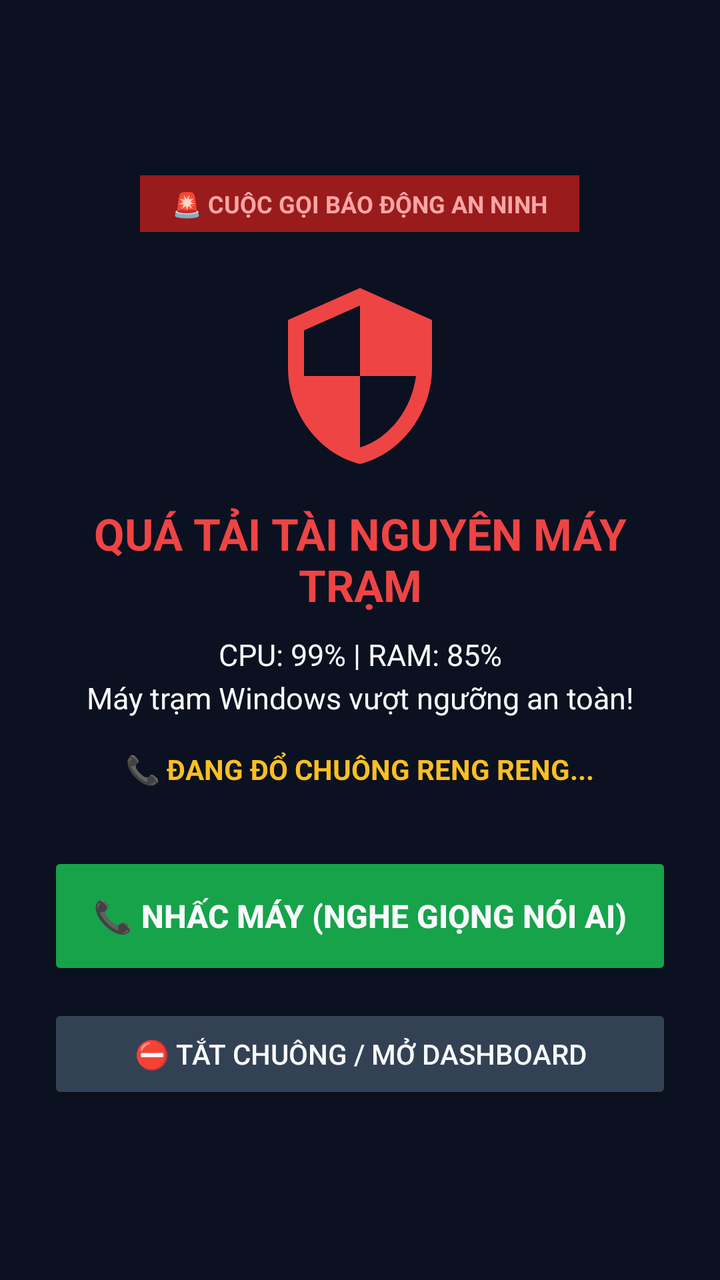
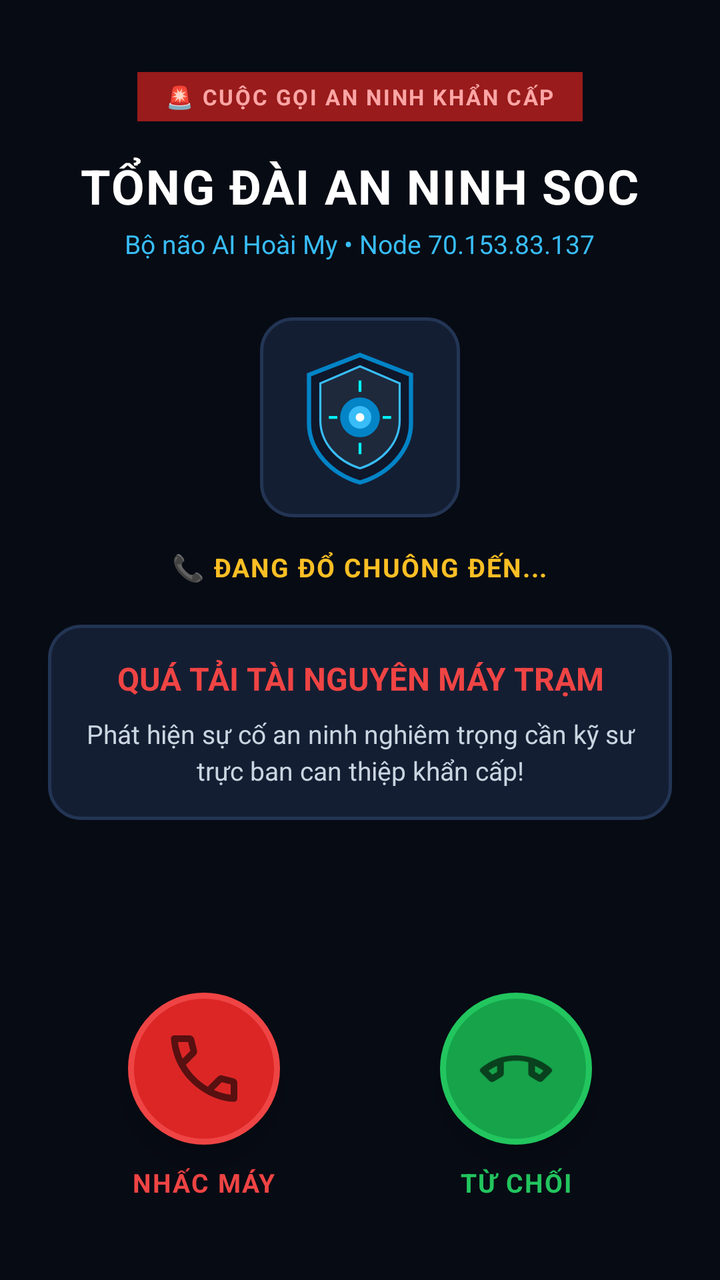

Two renders of the same Android screen: before a commit and after it. Below are the layout's source before the change and the commit's diff.
<!-- AndroidManifest.xml: activity theme Theme.SOCAlert.Call -->
<!-- res/layout/activity_incoming_call.xml -->
<?xml version="1.0" encoding="utf-8"?>
<LinearLayout xmlns:android="http://schemas.android.com/apk/res/android"
    xmlns:app="http://schemas.android.com/apk/res-auto"
    android:layout_width="match_parent"
    android:layout_height="match_parent"
    android:background="@color/bg_dark"
    android:gravity="center"
    android:orientation="vertical"
    android:padding="24dp">

    
    <TextView
        android:layout_width="wrap_content"
        android:layout_height="wrap_content"
        android:background="@color/emergency_dark"
        android:paddingStart="16dp"
        android:paddingTop="6dp"
        android:paddingEnd="16dp"
        android:paddingBottom="6dp"
        android:text="🚨 CUỘC GỌI BÁO ĐỘNG AN NINH"
        android:textColor="#FCA5A5"
        android:textSize="12sp"
        android:textStyle="bold" />

    
    <ImageView
        android:layout_width="96dp"
        android:layout_height="96dp"
        android:layout_marginTop="24dp"
        android:src="@drawable/ic_shield"
        app:tint="@color/emergency_red" />

    
    <TextView
        android:id="@+id/tvCallTitle"
        android:layout_width="wrap_content"
        android:layout_height="wrap_content"
        android:layout_marginTop="16dp"
        android:gravity="center"
        android:text="QUÁ TẢI TÀI NGUYÊN MÁY TRẠM"
        android:textColor="@color/emergency_red"
        android:textSize="22sp"
        android:textStyle="bold" />

    
    <TextView
        android:id="@+id/tvCallDetails"
        android:layout_width="wrap_content"
        android:layout_height="wrap_content"
        android:layout_marginTop="10dp"
        android:gravity="center"
        android:lineSpacingExtra="4dp"
        android:text="CPU: 99% | RAM: 85%\nMáy trạm Windows vượt ngưỡng an toàn!"
        android:textColor="@color/text_white"
        android:textSize="15sp" />

    <TextView
        android:id="@+id/tvCallStatus"
        android:layout_width="wrap_content"
        android:layout_height="wrap_content"
        android:layout_marginTop="16dp"
        android:text="📞 ĐANG ĐỔ CHUÔNG RENG RENG..."
        android:textColor="#FBBF24"
        android:textSize="14sp"
        android:textStyle="bold" />

    
    <LinearLayout
        android:layout_width="match_parent"
        android:layout_height="wrap_content"
        android:layout_marginTop="32dp"
        android:orientation="vertical">

        <Button
            android:id="@+id/btnAnswerCall"
            android:layout_width="match_parent"
            android:layout_height="64dp"
            android:backgroundTint="@color/answer_green"
            android:text="📞 NHẤC MÁY (NGHE GIỌNG NÓI AI)"
            android:textColor="@color/text_white"
            android:textSize="16sp"
            android:textStyle="bold" />

        <Button
            android:id="@+id/btnDeclineCall"
            android:layout_width="match_parent"
            android:layout_height="50dp"
            android:layout_marginTop="12dp"
            android:backgroundTint="@color/card_border"
            android:text="⛔ TẮT CHUÔNG / MỞ DASHBOARD"
            android:textColor="@color/text_white"
            android:textSize="14sp" />
    </LinearLayout>

    
    <LinearLayout
        android:id="@+id/layoutSoar"
        android:layout_width="match_parent"
        android:layout_height="wrap_content"
        android:layout_marginTop="20dp"
        android:orientation="vertical"
        android:visibility="gone">

        <LinearLayout
            android:layout_width="match_parent"
            android:layout_height="wrap_content"
            android:orientation="horizontal">

            <Button
                android:id="@+id/btnSoarShutdown"
                android:layout_width="0dp"
                android:layout_height="wrap_content"
                android:layout_weight="1"
                android:layout_marginEnd="6dp"
                android:backgroundTint="@color/emergency_red"
                android:text="🛑 Tắt máy từ xa"
                android:textSize="12sp"
                android:textStyle="bold" />

            <Button
                android:id="@+id/btnSoarLower"
                android:layout_width="0dp"
                android:layout_height="wrap_content"
                android:layout_weight="1"
                android:layout_marginStart="6dp"
                android:backgroundTint="@color/primary_blue"
                android:text="⚡ Hạ tải SOAR"
                android:textSize="12sp"
                android:textStyle="bold" />
        </LinearLayout>

        <Button
            android:id="@+id/btnOpenDashboard"
            android:layout_width="match_parent"
            android:layout_height="50dp"
            android:layout_marginTop="10dp"
            android:backgroundTint="#0284C7"
            android:text="📊 MỞ DASHBOARD XỬ LÝ SỰ CỐ"
            android:textColor="@color/text_white"
            android:textStyle="bold" />
    </LinearLayout>

</LinearLayout>
<!-- resources referenced by this layout -->
<resources>
  <color name="answer_green">#16A34A</color>
  <color name="card_border">#334155</color>
  <color name="emergency_red">#EF4444</color>
  <color name="primary_blue">#0284C7</color>
  <color name="text_white">#F8FAFC</color>
  <!-- drawable ic_shield (drawable) -->
  <?xml version="1.0" encoding="utf-8"?>
  <vector xmlns:android="http://schemas.android.com/apk/res/android"
      android:width="108dp"
      android:height="108dp"
      android:viewportWidth="24"
      android:viewportHeight="24">
      <path
          android:fillColor="#38BDF8"
          android:pathData="M12,1L3,5v6c0,5.55 3.84,10.74 9,12 5.16,-1.26 9,-6.45 9,-12V5l-9,-4zM12,11.99h7c-0.53,4.12 -3.28,7.79 -7,8.94V12H5V6.3l7,-3.11v8.8z"/>
  </vector>
  <!-- unchanged entries left out for length: 3 -->
</resources>

<!-- the commit's change to res/layout/activity_incoming_call.xml (unified diff, before → after) -->
@@ -1,95 +1,196 @@
 <?xml version="1.0" encoding="utf-8"?>
-<LinearLayout xmlns:android="http://schemas.android.com/apk/res/android"
+<RelativeLayout xmlns:android="http://schemas.android.com/apk/res/android"
     xmlns:app="http://schemas.android.com/apk/res-auto"
     android:layout_width="match_parent"
     android:layout_height="match_parent"
-    android:background="@color/bg_dark"
-    android:gravity="center"
-    android:orientation="vertical"
-    android:padding="24dp">
-
-    
-    <TextView
-        android:layout_width="wrap_content"
-        android:layout_height="wrap_content"
-        android:background="@color/emergency_dark"
-        android:paddingStart="16dp"
-        android:paddingTop="6dp"
-        android:paddingEnd="16dp"
-        android:paddingBottom="6dp"
-        android:text="🚨 CUỘC GỌI BÁO ĐỘNG AN NINH"
-        android:textColor="#FCA5A5"
-        android:textSize="12sp"
-        android:textStyle="bold" />
-
-    
-    <ImageView
-        android:layout_width="96dp"
-        android:layout_height="96dp"
-        android:layout_marginTop="24dp"
-        android:src="@drawable/ic_shield"
-        app:tint="@color/emergency_red" />
-
-    
-    <TextView
-        android:id="@+id/tvCallTitle"
-        android:layout_width="wrap_content"
-        android:layout_height="wrap_content"
-        android:layout_marginTop="16dp"
+    android:background="#070B14"
+    android:paddingStart="24dp"
+    android:paddingEnd="24dp"
+    android:paddingTop="36dp"
+    android:paddingBottom="40dp">
+
+    
+    <LinearLayout
+        android:id="@+id/layoutTopHeader"
+        android:layout_width="match_parent"
+        android:layout_height="wrap_content"
+        android:layout_alignParentTop="true"
         android:gravity="center"
-        android:text="QUÁ TẢI TÀI NGUYÊN MÁY TRẠM"
-        android:textColor="@color/emergency_red"
-        android:textSize="22sp"
-        android:textStyle="bold" />
-
-    
-    <TextView
-        android:id="@+id/tvCallDetails"
-        android:layout_width="wrap_content"
-        android:layout_height="wrap_content"
-        android:layout_marginTop="10dp"
+        android:orientation="vertical">
+
+        <TextView
+            android:layout_width="wrap_content"
+            android:layout_height="wrap_content"
+            android:background="#991B1B"
+            android:paddingStart="14dp"
+            android:paddingTop="5dp"
+            android:paddingEnd="14dp"
+            android:paddingBottom="5dp"
+            android:text="🚨 CUỘC GỌI AN NINH KHẨN CẤP"
+            android:textColor="#FCA5A5"
+            android:textSize="11sp"
+            android:textStyle="bold"
+            android:letterSpacing="0.08" />
+
+        <TextView
+            android:layout_width="wrap_content"
+            android:layout_height="wrap_content"
+            android:layout_marginTop="16dp"
+            android:text="TỔNG ĐÀI AN NINH SOC"
+            android:textColor="#FFFFFF"
+            android:textSize="24sp"
+            android:textStyle="bold"
+            android:letterSpacing="0.03" />
+
+        <TextView
+            android:layout_width="wrap_content"
+            android:layout_height="wrap_content"
+            android:layout_marginTop="4dp"
+            android:text="Bộ não AI Hoài My • Node 70.153.83.137"
+            android:textColor="#38BDF8"
+            android:textSize="13sp" />
+
+    </LinearLayout>
+
+    
+    <LinearLayout
+        android:id="@+id/layoutCenterInfo"
+        android:layout_width="match_parent"
+        android:layout_height="wrap_content"
+        android:layout_below="@id/layoutTopHeader"
+        android:layout_marginTop="28dp"
         android:gravity="center"
-        android:lineSpacingExtra="4dp"
-        android:text="CPU: 99% | RAM: 85%\nMáy trạm Windows vượt ngưỡng an toàn!"
-        android:textColor="@color/text_white"
-        android:textSize="15sp" />
-
-    <TextView
-        android:id="@+id/tvCallStatus"
-        android:layout_width="wrap_content"
-        android:layout_height="wrap_content"
-        android:layout_marginTop="16dp"
-        android:text="📞 ĐANG ĐỔ CHUÔNG RENG RENG..."
-        android:textColor="#FBBF24"
-        android:textSize="14sp"
-        android:textStyle="bold" />
-
-    
-    <LinearLayout
-        android:layout_width="match_parent"
-        android:layout_height="wrap_content"
-        android:layout_marginTop="32dp"
         android:orientation="vertical">
 
-        <Button
-            android:id="@+id/btnAnswerCall"
-            android:layout_width="match_parent"
-            android:layout_height="64dp"
-            android:backgroundTint="@color/answer_green"
-            android:text="📞 NHẤC MÁY (NGHE GIỌNG NÓI AI)"
-            android:textColor="@color/text_white"
-            android:textSize="16sp"
-            android:textStyle="bold" />
-
-        <Button
-            android:id="@+id/btnDeclineCall"
-            android:layout_width="match_parent"
-            android:layout_height="50dp"
-            android:layout_marginTop="12dp"
-            android:backgroundTint="@color/card_border"
-            android:text="⛔ TẮT CHUÔNG / MỞ DASHBOARD"
-            android:textColor="@color/text_white"
-            android:textSize="14sp" />
+        
+        <FrameLayout
+            android:layout_width="100dp"
+            android:layout_height="100dp"
+            android:background="@drawable/bg_glass_card"
+            android:padding="16dp">
+
+            <ImageView
+                android:id="@+id/ivAvatarShield"
+                android:layout_width="match_parent"
+                android:layout_height="match_parent"
+                android:src="@drawable/ic_shield"
+                android:contentDescription="Avatar" />
+        </FrameLayout>
+
+        <TextView
+            android:id="@+id/tvCallStatus"
+            android:layout_width="wrap_content"
+            android:layout_height="wrap_content"
+            android:layout_marginTop="16dp"
+            android:text="📞 ĐANG ĐỔ CHUÔNG ĐẾN..."
+            android:textColor="#FBBF24"
+            android:textSize="13sp"
+            android:textStyle="bold"
+            android:letterSpacing="0.05" />
+
+        
+        <LinearLayout
+            android:layout_width="match_parent"
+            android:layout_height="wrap_content"
+            android:layout_marginTop="20dp"
+            android:background="@drawable/bg_glass_card"
+            android:orientation="vertical"
+            android:padding="16dp">
+
+            <TextView
+                android:id="@+id/tvCallTitle"
+                android:layout_width="match_parent"
+                android:layout_height="wrap_content"
+                android:gravity="center"
+                android:text="QUÁ TẢI TÀI NGUYÊN MÁY TRẠM"
+                android:textColor="#EF4444"
+                android:textSize="16sp"
+                android:textStyle="bold" />
+
+            <TextView
+                android:id="@+id/tvCallDetails"
+                android:layout_width="match_parent"
+                android:layout_height="wrap_content"
+                android:layout_marginTop="8dp"
+                android:gravity="center"
+                android:lineSpacingExtra="3dp"
+                android:text="Phát hiện sự cố an ninh nghiêm trọng cần kỹ sư trực ban can thiệp khẩn cấp!"
+                android:textColor="#CBD5E1"
+                android:textSize="13sp" />
+        </LinearLayout>
+
+    </LinearLayout>
+
+    
+    <LinearLayout
+        android:id="@+id/layoutIncomingButtons"
+        android:layout_width="match_parent"
+        android:layout_height="wrap_content"
+        android:layout_alignParentBottom="true"
+        android:gravity="center"
+        android:orientation="horizontal"
+        android:weightSum="2">
+
+        
+        <LinearLayout
+            android:layout_width="0dp"
+            android:layout_height="wrap_content"
+            android:layout_weight="1"
+            android:gravity="center"
+            android:orientation="vertical">
+
+            <ImageButton
+                android:id="@+id/btnAnswerCall"
+                android:layout_width="76dp"
+                android:layout_height="76dp"
+                android:background="@drawable/bg_btn_call_red"
+                android:contentDescription="Nhấc máy"
+                android:elevation="8dp"
+                android:padding="18dp"
+                android:scaleType="fitCenter"
+                android:src="@drawable/ic_call_answer" />
+
+            <TextView
+                android:layout_width="wrap_content"
+                android:layout_height="wrap_content"
+                android:layout_marginTop="10dp"
+                android:text="NHẤC MÁY"
+                android:textColor="#EF4444"
+                android:textSize="13sp"
+                android:textStyle="bold"
+                android:letterSpacing="0.05" />
+        </LinearLayout>
+
+        
+        <LinearLayout
+            android:layout_width="0dp"
+            android:layout_height="wrap_content"
+            android:layout_weight="1"
+            android:gravity="center"
+            android:orientation="vertical">
+
+            <ImageButton
+                android:id="@+id/btnDeclineCall"
+                android:layout_width="76dp"
+                android:layout_height="76dp"
+                android:background="@drawable/bg_btn_call_green"
+                android:contentDescription="Từ chối"
+                android:elevation="8dp"
+                android:padding="18dp"
+                android:scaleType="fitCenter"
+                android:src="@drawable/ic_call_decline" />
+
+            <TextView
+                android:layout_width="wrap_content"
+                android:layout_height="wrap_content"
+                android:layout_marginTop="10dp"
+                android:text="TỪ CHỐI"
+                android:textColor="#22C55E"
+                android:textSize="13sp"
+                android:textStyle="bold"
+                android:letterSpacing="0.05" />
+        </LinearLayout>
+
     </LinearLayout>
 
     
@@ -97,7 +198,7 @@
         android:id="@+id/layoutSoar"
         android:layout_width="match_parent"
         android:layout_height="wrap_content"
-        android:layout_marginTop="20dp"
+        android:layout_alignParentBottom="true"
         android:orientation="vertical"
         android:visibility="gone">
 
@@ -109,22 +210,24 @@
             <Button
                 android:id="@+id/btnSoarShutdown"
                 android:layout_width="0dp"
-                android:layout_height="wrap_content"
+                android:layout_height="48dp"
+                android:layout_marginEnd="6dp"
                 android:layout_weight="1"
-                android:layout_marginEnd="6dp"
-                android:backgroundTint="@color/emergency_red"
+                android:backgroundTint="#DC2626"
                 android:text="🛑 Tắt máy từ xa"
+                android:textColor="#FFFFFF"
                 android:textSize="12sp"
                 android:textStyle="bold" />
 
             <Button
                 android:id="@+id/btnSoarLower"
                 android:layout_width="0dp"
-                android:layout_height="wrap_content"
+                android:layout_height="48dp"
+                android:layout_marginStart="6dp"
                 android:layout_weight="1"
-                android:layout_marginStart="6dp"
-                android:backgroundTint="@color/primary_blue"
+                android:backgroundTint="#0284C7"
                 android:text="⚡ Hạ tải SOAR"
+                android:textColor="#FFFFFF"
                 android:textSize="12sp"
                 android:textStyle="bold" />
         </LinearLayout>
@@ -132,12 +235,24 @@
         <Button
             android:id="@+id/btnOpenDashboard"
             android:layout_width="match_parent"
-            android:layout_height="50dp"
+            android:layout_height="48dp"
             android:layout_marginTop="10dp"
-            android:backgroundTint="#0284C7"
-            android:text="📊 MỞ DASHBOARD XỬ LÝ SỰ CỐ"
-            android:textColor="@color/text_white"
+            android:backgroundTint="#1E293B"
+            android:text="📊 Mở Dashboard Trực Ban"
+            android:textColor="#38BDF8"
             android:textStyle="bold" />
-    </LinearLayout>
-
-</LinearLayout>
+
+        <Button
+            android:id="@+id/btnEndActiveCall"
+            android:layout_width="match_parent"
+            android:layout_height="52dp"
+            android:layout_marginTop="10dp"
+            android:backgroundTint="#991B1B"
+            android:text="🔴 KẾT THÚC CUỘC GỌI"
+            android:textColor="#FFFFFF"
+            android:textSize="14sp"
+            android:textStyle="bold" />
+
+    </LinearLayout>
+
+</RelativeLayout>
<!-- resource entries referenced after the edit -->
@@ -1,20 +1,96 @@
 <!-- resources referenced by this layout -->
 <resources>
-  <color name="answer_green">#16A34A</color>
-  <color name="card_border">#334155</color>
-  <color name="emergency_red">#EF4444</color>
-  <color name="primary_blue">#0284C7</color>
-  <color name="text_white">#F8FAFC</color>
-  <!-- drawable ic_shield (drawable) -->
+  <!-- drawable bg_btn_call_green (drawable) -->
   <?xml version="1.0" encoding="utf-8"?>
+  <ripple xmlns:android="http://schemas.android.com/apk/res/android"
+      android:color="#AAFFAA">
+      <item>
+          <shape android:shape="oval">
+              <solid android:color="#16A34A" />
+              <size android:width="74dp" android:height="74dp" />
+              <stroke android:width="3dp" android:color="#22C55E" />
+          </shape>
+      </item>
+  </ripple>
+  <!-- drawable bg_btn_call_red (drawable) -->
+  <?xml version="1.0" encoding="utf-8"?>
+  <ripple xmlns:android="http://schemas.android.com/apk/res/android"
+      android:color="#FFAAAA">
+      <item>
+          <shape android:shape="oval">
+              <solid android:color="#DC2626" />
+              <size android:width="74dp" android:height="74dp" />
+              <stroke android:width="3dp" android:color="#EF4444" />
+          </shape>
+      </item>
+  </ripple>
+  <!-- drawable bg_glass_card (drawable) -->
+  <?xml version="1.0" encoding="utf-8"?>
+  <shape xmlns:android="http://schemas.android.com/apk/res/android"
+      android:shape="rectangle">
+      <solid android:color="#141E33" />
+      <stroke android:width="1.5dp" android:color="#233554" />
+      <corners android:radius="16dp" />
+  </shape>
+  <!-- drawable ic_call_answer (drawable) -->
   <vector xmlns:android="http://schemas.android.com/apk/res/android"
-      android:width="108dp"
-      android:height="108dp"
+      android:width="36dp"
+      android:height="36dp"
       android:viewportWidth="24"
       android:viewportHeight="24">
       <path
+          android:fillColor="#FFFFFF"
+          android:pathData="M20.01,15.38c-1.23,0 -2.42,-0.2 -3.53,-0.56 -0.35,-0.12 -0.74,-0.03 -1.02,0.24l-2.2,2.2c-2.83,-1.44 -5.15,-3.75 -6.59,-6.59l2.2,-2.21c0.28,-0.26 0.36,-0.65 0.25,-1C8.76,6.35 8.56,5.16 8.56,3.93 8.56,3.42 8.14,3 7.63,3H4.06C3.55,3 3,3.37 3,3.93 3,13.36 10.64,21 20.07,21c0.56,0 0.93,-0.55 0.93,-1.06v-3.56c0,-0.51 -0.42,-0.93 -0.99,-1z" />
+  </vector>
+  <!-- drawable ic_call_decline (drawable) -->
+  <vector xmlns:android="http://schemas.android.com/apk/res/android"
+      android:width="36dp"
+      android:height="36dp"
+      android:viewportWidth="24"
+      android:viewportHeight="24">
+      <path
+          android:fillColor="#FFFFFF"
+          android:pathData="M12,9c-1.6,0 -3.15,0.25 -4.6,0.72v3.1c0,0.39 -0.23,0.74 -0.56,0.9 -0.98,0.49 -1.87,1.12 -2.66,1.85 -0.18,0.18 -0.43,0.28 -0.7,0.28 -0.28,0 -0.53,-0.11 -0.71,-0.29L0.29,13.08c-0.18,-0.17 -0.29,-0.42 -0.29,-0.7 0,-0.28 0.11,-0.53 0.29,-0.71C3.34,8.78 7.46,7 12,7s8.66,1.78 11.71,4.67c0.18,0.18 0.29,0.43 0.29,0.71 0,0.28 -0.11,0.53 -0.29,0.71l-2.48,2.48c-0.18,0.18 -0.43,0.29 -0.71,0.29 -0.27,0 -0.52,-0.11 -0.7,-0.28 -0.79,-0.74 -1.69,-1.36 -2.67,-1.85 -0.33,-0.16 -0.56,-0.5 -0.56,-0.9v-3.1C15.15,9.25 13.6,9 12,9z" />
+  </vector>
+  <!-- drawable ic_shield (drawable) -->
+  <vector xmlns:android="http://schemas.android.com/apk/res/android"
+      android:width="96dp"
+      android:height="96dp"
+      android:viewportWidth="96"
+      android:viewportHeight="96">
+      
+      <path
+          android:fillColor="#0F172A"
+          android:strokeColor="#0284C7"
+          android:strokeWidth="3"
+          android:pathData="M48,4 L84,18 L84,52 C84,72 68,88 48,94 C28,88 12,72 12,52 L12,18 Z" />
+  
+      
+      <path
+          android:fillColor="#1E293B"
+          android:strokeColor="#38BDF8"
+          android:strokeWidth="1.5"
+          android:pathData="M48,12 L76,24 L76,50 C76,66 64,79 48,84 C32,79 20,66 20,50 L20,24 Z" />
+  
+      
+      <path
+          android:fillColor="#0284C7"
+          android:pathData="M48,34 C55.732,34 62,40.268 62,48 C62,55.732 55.732,62 48,62 C40.268,62 34,55.732 34,48 C34,40.268 40.268,34 48,34 Z" />
+  
+      <path
           android:fillColor="#38BDF8"
-          android:pathData="M12,1L3,5v6c0,5.55 3.84,10.74 9,12 5.16,-1.26 9,-6.45 9,-12V5l-9,-4zM12,11.99h7c-0.53,4.12 -3.28,7.79 -7,8.94V12H5V6.3l7,-3.11v8.8z"/>
+          android:pathData="M48,40 C52.418,40 56,43.582 56,48 C56,52.418 52.418,56 48,56 C43.582,56 40,52.418 40,48 C40,43.582 43.582,40 48,40 Z" />
+  
+      
+      <path
+          android:fillColor="#FFFFFF"
+          android:pathData="M48,45 C49.657,45 51,46.343 51,48 C51,49.657 49.657,51 48,51 C46.343,51 45,49.657 45,48 C45,46.343 46.343,45 48,45 Z" />
+  
+      
+      <path
+          android:strokeColor="#00F2FE"
+          android:strokeWidth="2"
+          android:pathData="M48,22 L48,30 M48,66 L48,74 M26,48 L32,48 M64,48 L70,48" />
   </vector>
   <!-- unchanged entries left out for length: 3 -->
 </resources>
